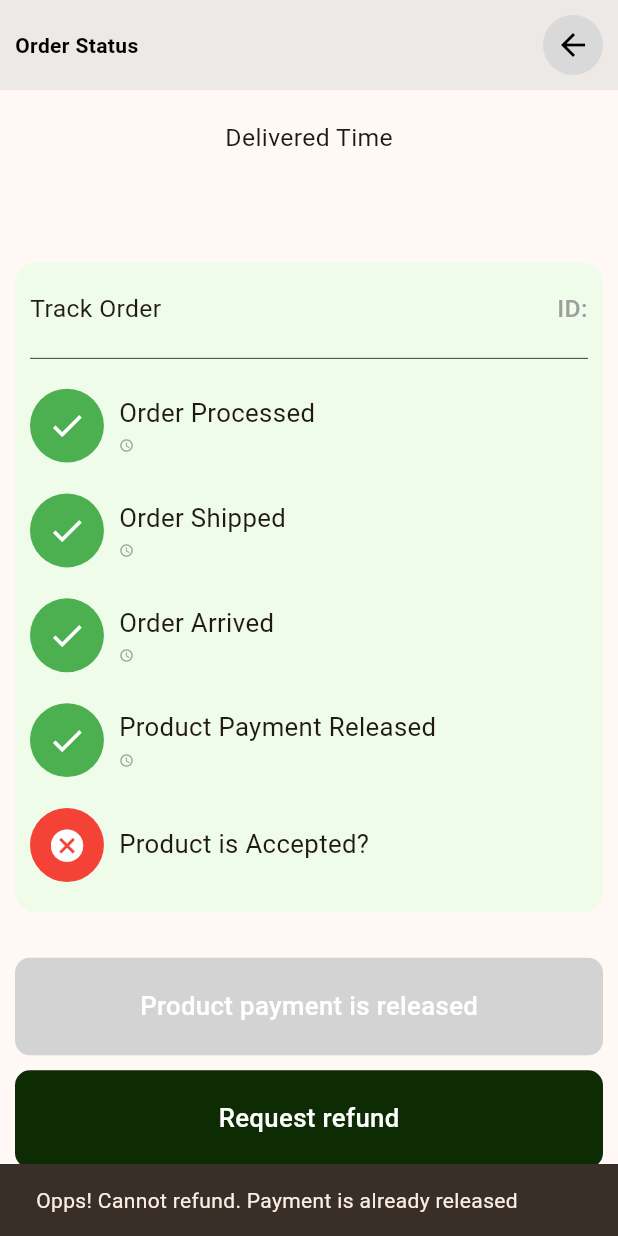
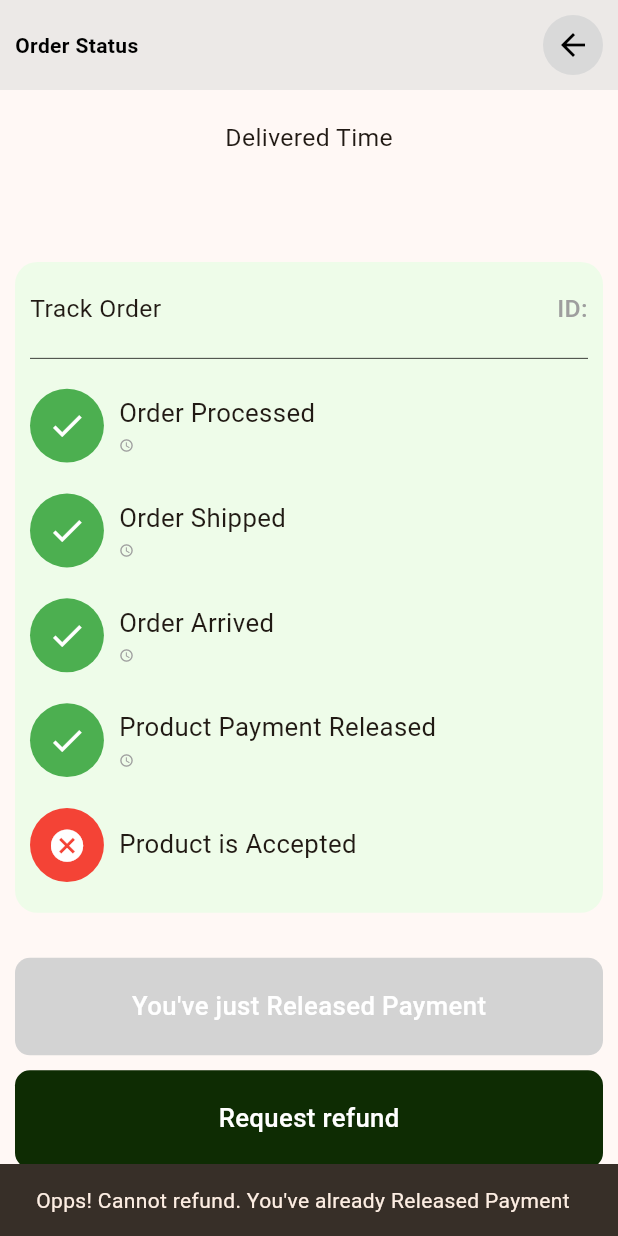
Before and after one commit to joboy-dev/vendorhive, a Flutter app: the TrackOrder screen opened directly with empty values, after a tap on "Request refund", on a phone screen of 412 x 824 dp. Run offline on Flutter 3.47's test engine with Material 3 defaults, Android fonts, the phone set to English and light mode, and no system bars; our stand-ins replace badges, dotted_border, file_picker, flutter_rating_bar, flutter_screenutil, flutter_spinkit and 5 more; missing offline and left inert: custom_searchable_dropdown, dart:ffi, flutter_inappwebview, pattern_formatter; accounts and stored records are empty.

Commit message:
error has adjusted

```diff
--- a/lib/screens/trackorder.dart
+++ b/lib/screens/trackorder.dart
@@ -125,7 +125,7 @@ class _TrackOrderState extends State<TrackOrder> {
               }
             });
             ScaffoldMessenger.of(context).showSnackBar(
-              SnackBar(content: Text("Congratulations!, Payment is released"))
+              SnackBar(content: Text("Congratulations!, You've just Released Payment"))
             );
           }
         }
@@ -626,7 +626,11 @@ class _TrackOrderState extends State<TrackOrder> {
                                   crossAxisAlignment: CrossAxisAlignment.start,
                                   children: [
                                     Container(
-                                      child: Text( ppreleased == "reject"? "Product is Rejected" : "Product is Accepted?" ,style: TextStyle(
+                                      child: Text( ppreleased == "undone"?
+                                      "Awaiting vendor response"
+                                          :ppreleased == "reject"
+                                          ? "Product is Rejected"
+                                          : "Product is Accepted" ,style: TextStyle(
                                         fontSize: MediaQuery.of(context).size.width/24,
                                       ),),
                                     ),
@@ -730,7 +734,7 @@ class _TrackOrderState extends State<TrackOrder> {
                         }
                         else if(dpreleased == 'done'){
                           ScaffoldMessenger.of(context).showSnackBar(
-                              SnackBar(content: Text("Payment has being released "))
+                              SnackBar(content: Text("You've just Released Payment"))
                           );
                         }
                         else{
@@ -750,7 +754,7 @@ class _TrackOrderState extends State<TrackOrder> {
                         child: Center(
                           child: Text(dpreleased == 'undone' ?
                           "Release product payment"
-                              : "Product payment is released",style: TextStyle(
+                              : "You've just Released Payment",style: TextStyle(
                               color: Colors.white,
                               fontSize: MediaQuery.of(context).size.width/24,
                               fontWeight: FontWeight.w500
@@ -763,7 +767,8 @@ class _TrackOrderState extends State<TrackOrder> {
                       onTap: (){
                         if(dpreleased == 'undone'){
                           Navigator.push(context, MaterialPageRoute(builder: (context){
-                            return RequestRefund(idname: widget.idname,
+                            return RequestRefund(
+                              idname: widget.idname,
                               email: widget.useremail,
                               refno: widget.trackid,
                               amount: widget.amount,
@@ -774,9 +779,10 @@ class _TrackOrderState extends State<TrackOrder> {
                               trackid: widget.trackid,
                             );
                           }));
-                        }else{
+                        }
+                        else{
                           ScaffoldMessenger.of(context).showSnackBar(
-                              SnackBar(content: Text("Opps! Cannot refund. Payment is already released"))
+                              SnackBar(content: Text("Opps! Cannot refund. You've already Released Payment"))
                           );
                         }
                       },
```
